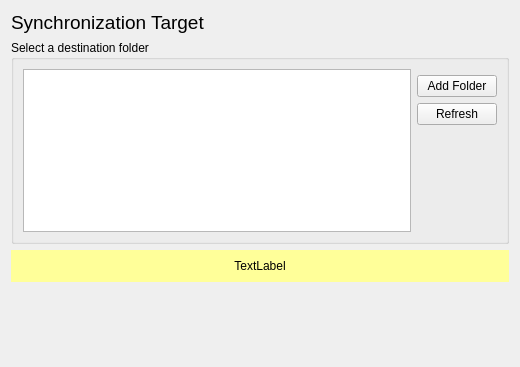
The window that src/mirall/folderwizardtargetpage.ui (GrossLukas/client) describes before a commit, drawn with Qt 5.
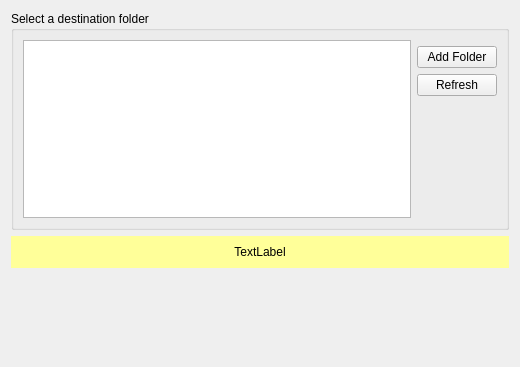
The same window after the commit.

Commit message:
Folder Wizard UI clean up
Input from Jan

The edit to the form file:
```diff
--- a/src/mirall/folderwizardtargetpage.ui
+++ b/src/mirall/folderwizardtargetpage.ui
@@ -14,95 +14,7 @@
    <string>Form</string>
   </property>
   <layout class="QGridLayout" name="gridLayout_6">
-   <item row="0" column="0">
-    <layout class="QHBoxLayout" name="horizontalLayout_12">
-     <item>
-      <widget class="QLabel" name="label_3">
-       <property name="font">
-        <font>
-         <pointsize>14</pointsize>
-         <weight>50</weight>
-         <bold>false</bold>
-        </font>
-       </property>
-       <property name="text">
-        <string>Synchronization Target</string>
-       </property>
-      </widget>
-     </item>
-     <item>
-      <spacer name="horizontalSpacer_17">
-       <property name="orientation">
-        <enum>Qt::Horizontal</enum>
-       </property>
-       <property name="sizeHint" stdset="0">
-        <size>
-         <width>40</width>
-         <height>20</height>
-        </size>
-       </property>
-      </spacer>
-     </item>
-    </layout>
-   </item>
-   <item row="1" column="0">
-    <widget class="QGroupBox" name="groupBox">
-     <property name="title">
-      <string>Select a destination folder</string>
-     </property>
-     <property name="flat">
-      <bool>true</bool>
-     </property>
-     <property name="checkable">
-      <bool>false</bool>
-     </property>
-     <layout class="QGridLayout" name="gridLayout">
-      <item row="1" column="1">
-       <widget class="QPushButton" name="addFolderButton">
-        <property name="text">
-         <string>Add Folder</string>
-        </property>
-       </widget>
-      </item>
-      <item row="3" column="1">
-       <spacer name="verticalSpacer_2">
-        <property name="orientation">
-         <enum>Qt::Vertical</enum>
-        </property>
-        <property name="sizeHint" stdset="0">
-         <size>
-          <width>20</width>
-          <height>40</height>
-         </size>
-        </property>
-       </spacer>
-      </item>
-      <item row="2" column="1">
-       <widget class="QPushButton" name="refreshButton">
-        <property name="text">
-         <string>Refresh</string>
-        </property>
-       </widget>
-      </item>
-      <item row="0" column="0" rowspan="4">
-       <widget class="QTreeWidget" name="folderTreeWidget">
-        <property name="sortingEnabled">
-         <bool>true</bool>
-        </property>
-        <property name="headerHidden">
-         <bool>true</bool>
-        </property>
-        <column>
-         <property name="text">
-          <string>Folders</string>
-         </property>
-        </column>
-       </widget>
-      </item>
-     </layout>
-    </widget>
-   </item>
-   <item row="4" column="0">
+   <item row="3" column="0">
     <widget class="QFrame" name="warnFrame">
      <property name="palette">
       <palette>
@@ -213,7 +125,64 @@
      </layout>
     </widget>
    </item>
-   <item row="5" column="0">
+   <item row="0" column="0">
+    <widget class="QGroupBox" name="groupBox">
+     <property name="title">
+      <string>Select a destination folder</string>
+     </property>
+     <property name="flat">
+      <bool>true</bool>
+     </property>
+     <property name="checkable">
+      <bool>false</bool>
+     </property>
+     <layout class="QGridLayout" name="gridLayout">
+      <item row="1" column="1">
+       <widget class="QPushButton" name="addFolderButton">
+        <property name="text">
+         <string>Add Folder</string>
+        </property>
+       </widget>
+      </item>
+      <item row="3" column="1">
+       <spacer name="verticalSpacer_2">
+        <property name="orientation">
+         <enum>Qt::Vertical</enum>
+        </property>
+        <property name="sizeHint" stdset="0">
+         <size>
+          <width>20</width>
+          <height>40</height>
+         </size>
+        </property>
+       </spacer>
+      </item>
+      <item row="2" column="1">
+       <widget class="QPushButton" name="refreshButton">
+        <property name="text">
+         <string>Refresh</string>
+        </property>
+       </widget>
+      </item>
+      <item row="0" column="0" rowspan="4">
+       <widget class="QTreeWidget" name="folderTreeWidget">
+        <property name="sortingEnabled">
+         <bool>true</bool>
+        </property>
+        <property name="headerHidden">
+         <bool>true</bool>
+        </property>
+        <column>
+         <property name="text">
+          <string>Folders</string>
+         </property>
+        </column>
+       </widget>
+      </item>
+     </layout>
+    </widget>
+   </item>
+   <item row="4" column="0">
     <spacer name="verticalSpacer">
      <property name="orientation">
       <enum>Qt::Vertical</enum>
```
The commit also changes 3 other files.
